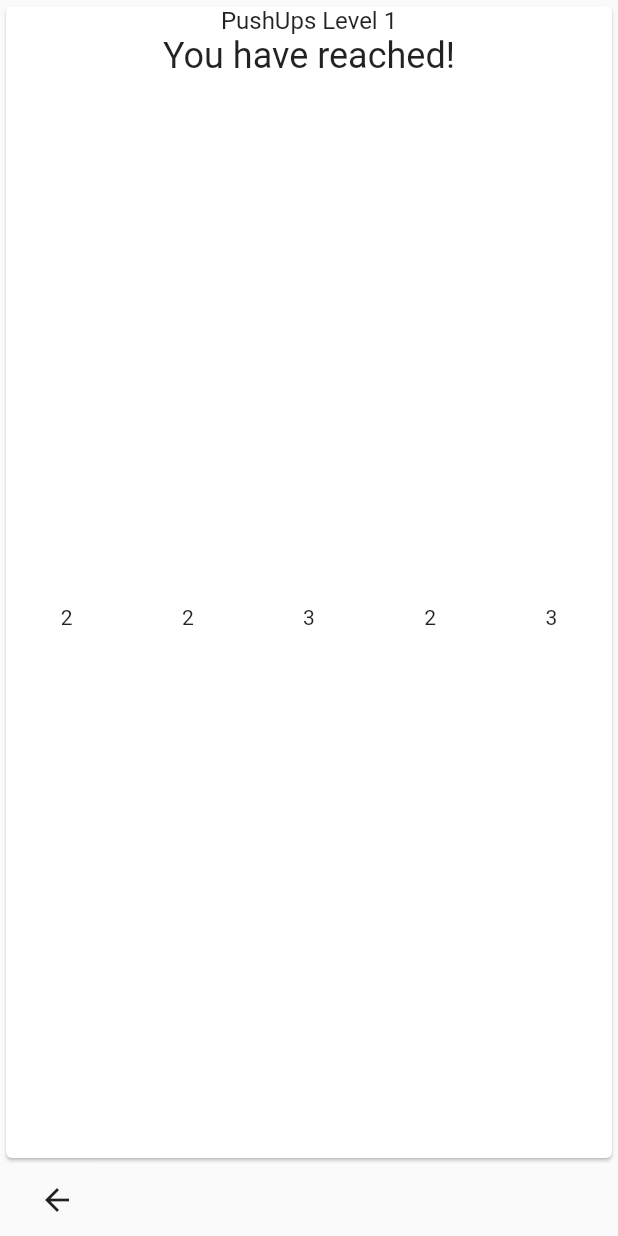
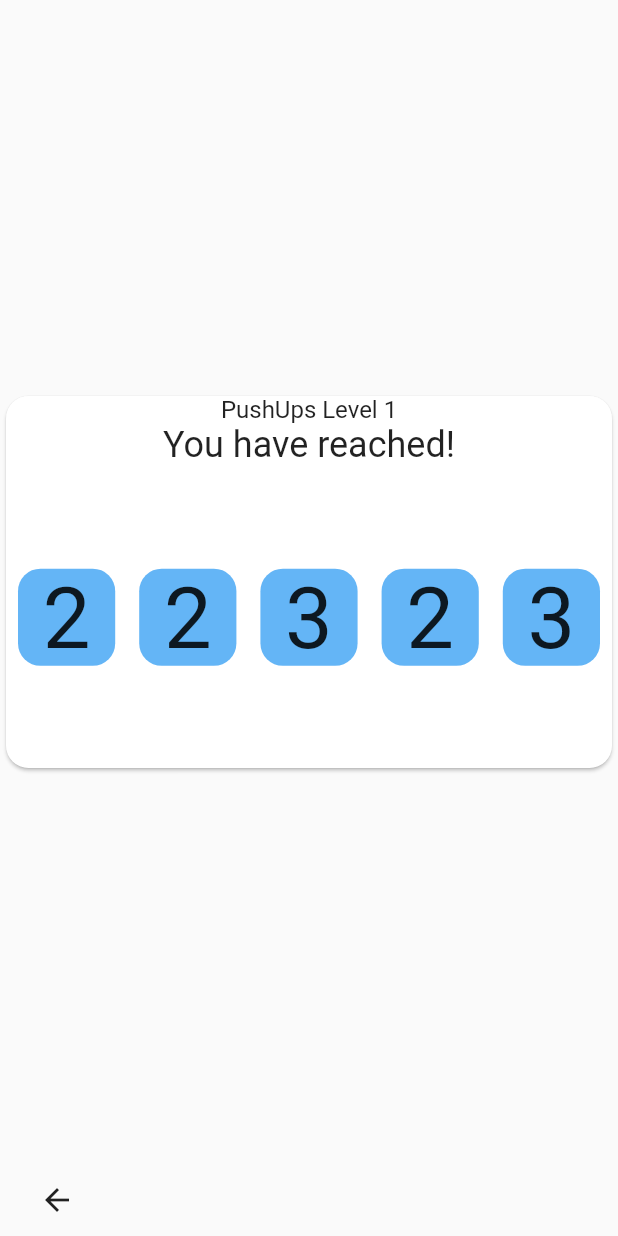
Before and after one commit to fourman-alex/Drillz, a Flutter app: the screen it shows after launch, after a tap on "pushups", on a phone screen of 412 x 824 dp. Run offline on Flutter 3.47's test engine with Material 2 defaults, Android fonts, the phone set to English and light mode, and no system bars; our stand-ins replace shared_preferences.

Commit message:
wip starting the work on looks of the level selection screen

```diff
--- a/lib/level_selection_screen.dart
+++ b/lib/level_selection_screen.dart
@@ -61,7 +61,7 @@ class LevelSelectionScreen extends StatelessWidget {
           Expanded(
             child: PageView(
               scrollDirection: Axis.vertical,
-              controller: PageController(viewportFraction: 1.0),
+              controller: PageController(viewportFraction: 0.33),
               children: <Widget>[
                 if (lastWorkout != null)
                   GestureDetector(
@@ -112,6 +112,8 @@ class LevelPage extends StatelessWidget {
     final DateFormat dateFormat = DateFormat.yMEd();
 
     return Card(
+      shape: RoundedRectangleBorder(
+          borderRadius: BorderRadius.all(Radius.circular(15.0))),
       child: Column(
         mainAxisSize: MainAxisSize.min,
         children: <Widget>[
@@ -132,7 +134,30 @@ class LevelPage extends StatelessWidget {
               mainAxisAlignment: MainAxisAlignment.spaceAround,
               children: <Widget>[
                 for (var step in workout.steps)
-                  if (step is WorkStep) Text(step.reps.toString())
+                  if (step is WorkStep)
+                    Expanded(
+                      child: Padding(
+                        padding: const EdgeInsets.all(8.0),
+                        child: AspectRatio(
+                          aspectRatio: 1 / 1,
+                          child: Container(
+                            alignment: Alignment.center,
+                            child: SizedBox.expand(
+                              child: FittedBox(
+                                child: Text(
+                                  step.reps.toString(),
+                                  textAlign: TextAlign.center,
+                                ),
+                              ),
+                            ),
+                            decoration: BoxDecoration(
+                                borderRadius:
+                                    BorderRadius.all(Radius.circular(15.0)),
+                                color: Colors.blue[300]),
+                          ),
+                        ),
+                      ),
+                    )
               ],
             ),
           ),
```
